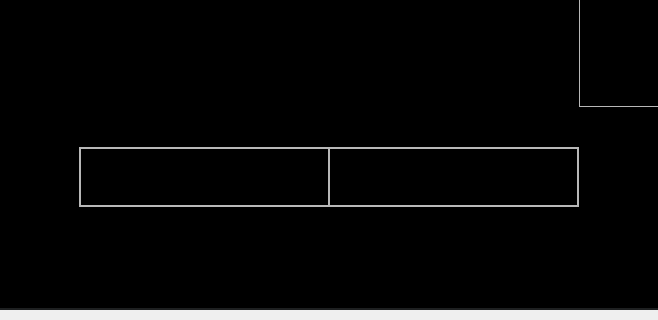
Before: the Qt Designer form main.ui in SurfonL/Crest, drawn with Qt 5; both pictures show x 271 to 929 and y 506 to 826 of the 1200 by 826 pixel window.
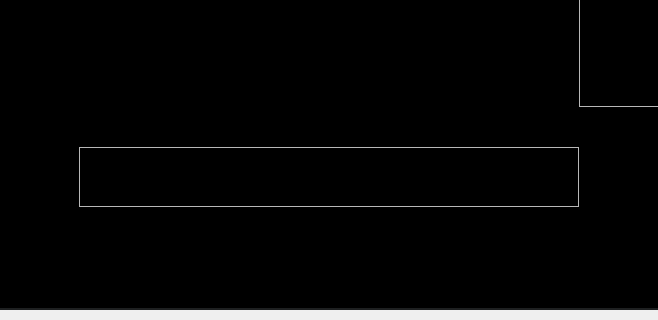
After: the same form once the commit is applied. The open tabs and pages were chosen to show the change. Icons and pictures are not drawn.

```diff
--- a/main.ui
+++ b/main.ui
@@ -987,26 +987,7 @@
             <number>0</number>
            </property>
            <item>
-            <widget class="QFrame" name="frame_7">
-             <property name="frameShape">
-              <enum>QFrame::StyledPanel</enum>
-             </property>
-             <property name="frameShadow">
-              <enum>QFrame::Raised</enum>
-             </property>
-             <layout class="QVBoxLayout" name="play_button_layout"/>
-            </widget>
-           </item>
-           <item>
-            <widget class="QFrame" name="frame_6">
-             <property name="frameShape">
-              <enum>QFrame::StyledPanel</enum>
-             </property>
-             <property name="frameShadow">
-              <enum>QFrame::Raised</enum>
-             </property>
-             <layout class="QVBoxLayout" name="pause_button_layout"/>
-            </widget>
+            <layout class="QHBoxLayout" name="pomo_buttons_layout"/>
            </item>
           </layout>
          </widget>
```
Left out of the diff: 2 changed lines with no effect on the pictures.
